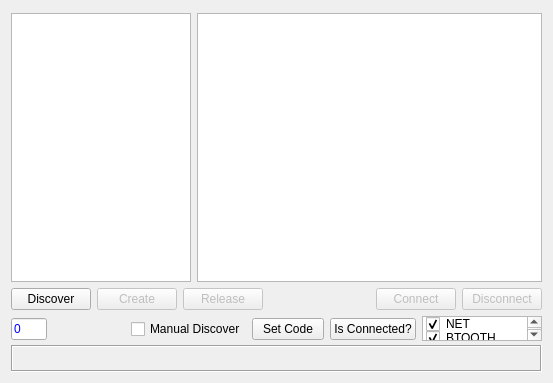
The window that formdiscover.ui (MccDv/Multiplatform-Qt) describes before a commit, drawn with Qt 5.
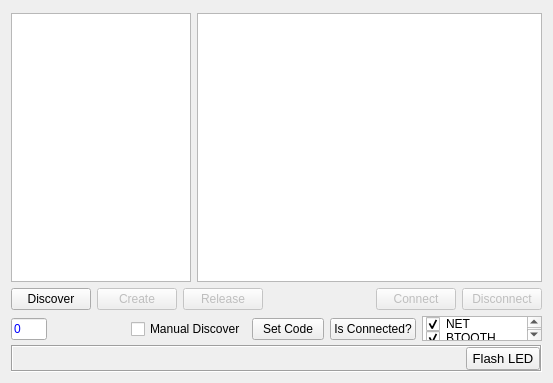
The same window after the commit.

```diff
--- a/formdiscover.ui
+++ b/formdiscover.ui
@@ -318,10 +318,7 @@
      <property name="frameShadow">
       <enum>QFrame::Sunken</enum>
      </property>
-     <layout class="QVBoxLayout" name="verticalLayout_6">
-      <property name="spacing">
-       <number>0</number>
-      </property>
+     <layout class="QHBoxLayout" name="horizontalLayout_4">
       <property name="leftMargin">
        <number>0</number>
       </property>
@@ -371,6 +368,19 @@
         </property>
        </widget>
       </item>
+      <item>
+       <widget class="QPushButton" name="cmdFlashLED">
+        <property name="maximumSize">
+         <size>
+          <width>74</width>
+          <height>16777215</height>
+         </size>
+        </property>
+        <property name="text">
+         <string>Flash LED</string>
+        </property>
+       </widget>
+      </item>
      </layout>
     </widget>
    </item>
```
